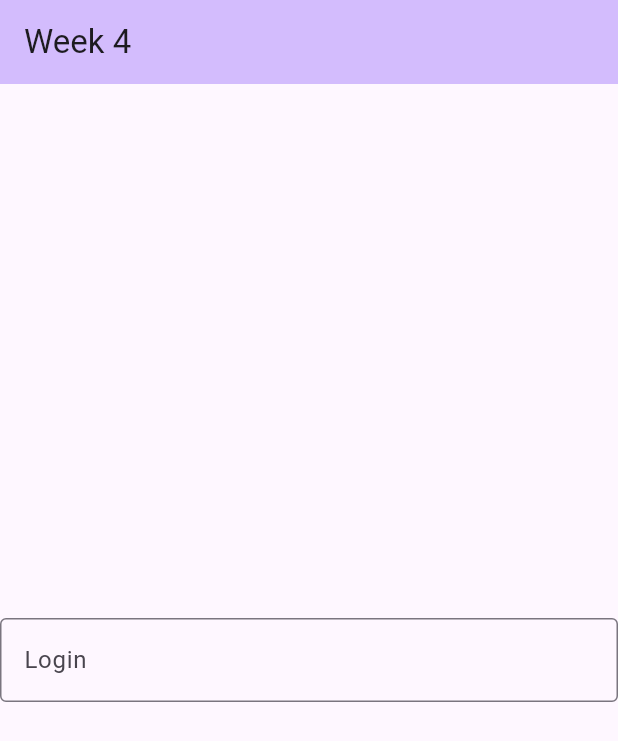
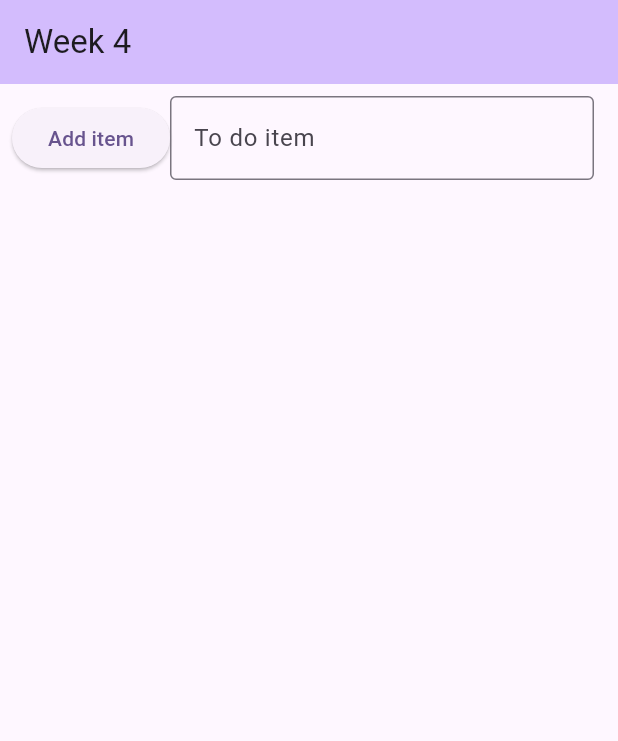
Before and after one commit to sohpie-j/CST2335_Android, a Flutter app: the screen it shows after launch, on a phone screen of 412 x 824 dp. Shown: the top 741 px of the screen. Run offline on Flutter 3.47's test engine with Material 3 defaults, Android fonts, the phone set to English and light mode, and no system bars.

Commit message:
Week6_demo: 1. add item button 2. Text box with GestureDetector

```diff
--- a/lib/main.dart
+++ b/lib/main.dart
@@ -30,28 +30,30 @@ class MyHomePage extends StatefulWidget {
 }
 
 class _MyHomePageState extends State<MyHomePage> {
+  late BuildContext theContext;
+  late TextEditingController _controller;
+  List<String> words = [];
 
-  late BuildContext theContext;
-
-  late TextEditingController _controller; //late - Constructor in initState()
-
-
-  //called first:
-  @override //same as in java
-  void initState()  {
-    super.initState(); //call the parent initState()
-    _controller = TextEditingController(); //our late constructor
-
+  // Initializing the controller
+  @override
+  void initState() {
+    super.initState();
+    _controller = TextEditingController();
   }
 
-
   @override
-  void dispose()
-  {
+  void dispose() {
     super.dispose();
-    _controller.dispose();    // clean up memory
+    _controller.dispose();
   }
 
+  // Function to add items to the list
+  void _addItem() {
+    setState(() {
+      words.add(_controller.text);
+      _controller.clear(); // Clear the TextField after adding
+    });
+  }
 
   @override
   Widget build(BuildContext context) {
@@ -62,22 +64,55 @@ class _MyHomePageState extends State<MyHomePage> {
         backgroundColor: Theme.of(context).colorScheme.inversePrimary,
         title: Text("Week 4"),
       ),
-      body: Center(
-        child: Column(
-          mainAxisAlignment: MainAxisAlignment.center,
-          children: <Widget>[
-            TextField(controller: _controller,
-                decoration: InputDecoration(
-                    hintText:"Type your login name",
-                    border: OutlineInputBorder(),
-                    labelText: "Login"
-                ))
-          ],
-        ),
+      body: Column(
+        children: [
+          // Row with TextField and Add Button
+          Padding(
+            padding: const EdgeInsets.all(8.0),
+            child: Row(
+              mainAxisAlignment: MainAxisAlignment.spaceBetween,
+              children: [
+
+                ElevatedButton(
+                  onPressed: _addItem,
+                  child: Text("Add item"),
+                ),
+                Expanded(
+                  child: TextField(
+                    controller: _controller,
+                    decoration: InputDecoration(
+                      hintText: "Enter",
+                      border: OutlineInputBorder(),
+                      labelText: "To do item",
+                    ),
+                  ),
+                ),
+                const SizedBox(width: 8), // Space between TextField and Button
+
+              ],
+            ),
+          ),
+          // Expanded ListView to show the list items
+          Expanded(
+            child: ListView.builder(
+              padding: const EdgeInsets.all(8),
+              itemCount: words.length,
+              itemBuilder: (BuildContext context, int index) {
+                return GestureDetector(
+                  onTap: () {
+                    setState(() {
+                      words.removeAt(index);
+                    });
+                  },
+                  child: ListTile(
+                    title: Text(words[index]),
+                  ),
+                );
+              },
+            ),
+          ),
+        ],
       ),
     );
   }
-
-
-
 }
```
